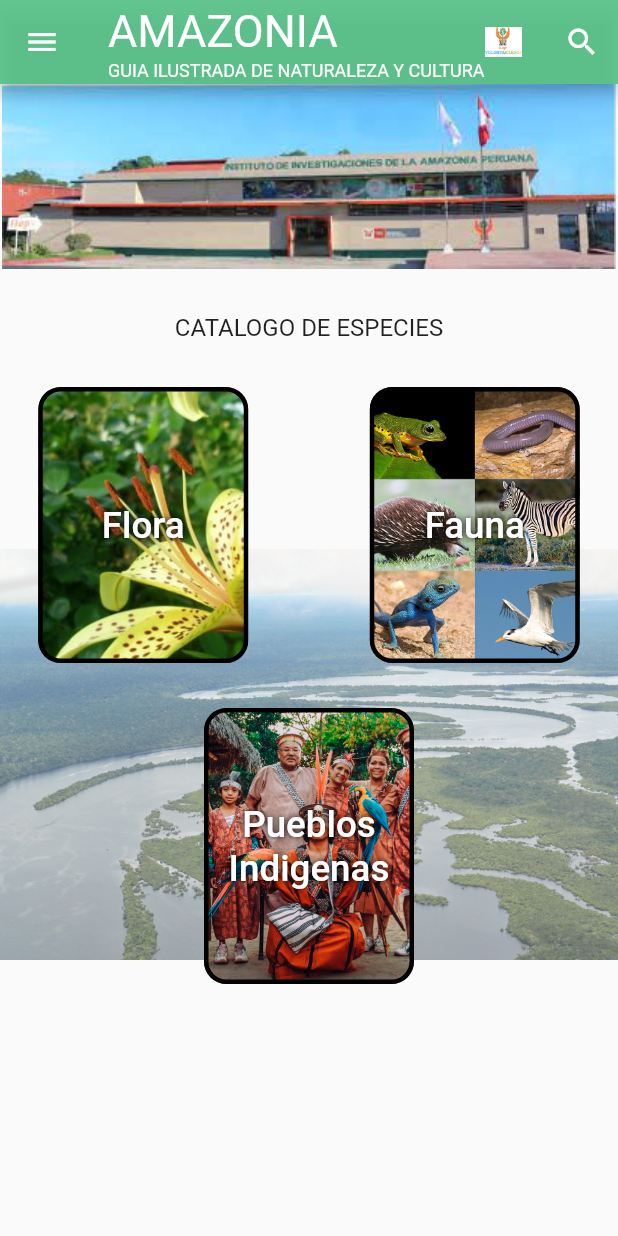
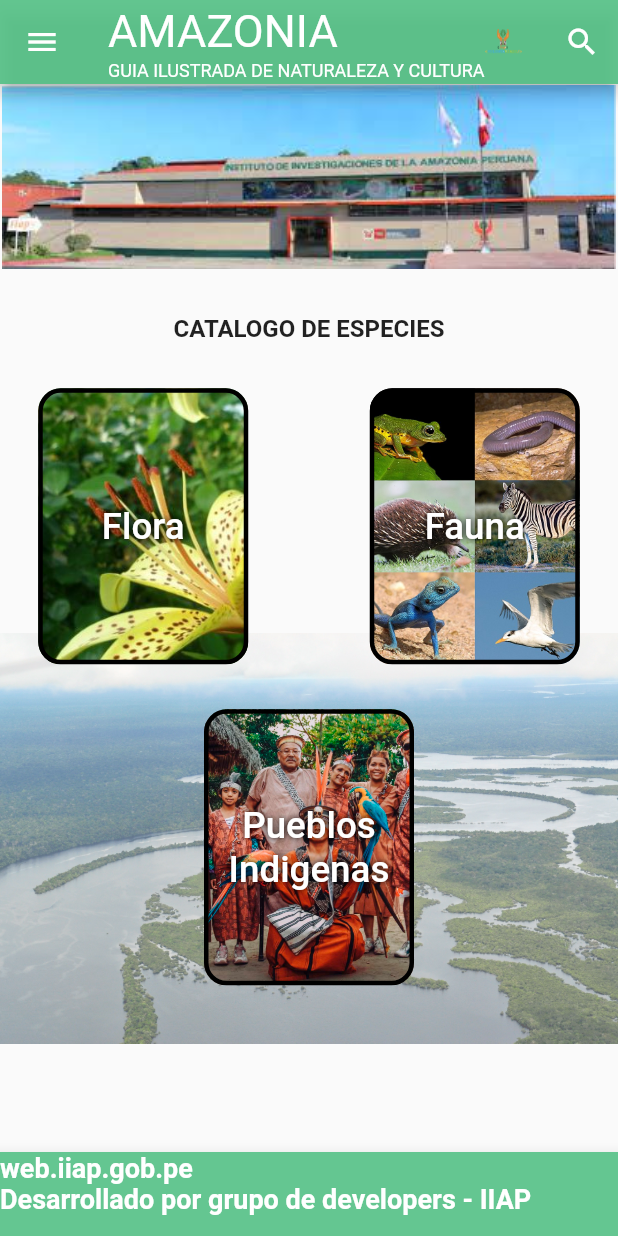
Before and after one commit to LeitoCab/Catalogo-de-especies, a Flutter app: the screen it shows after launch, on a phone screen of 412 x 824 dp. Run offline on Flutter 3.47's test engine with Material 2 defaults, Android fonts, the light colour scheme and no system bars.

Commit message:
Agregue el app bar inferior y falta modificar la imagen del appbar normal

```diff
--- /dev/null
+++ b/catalogo_de_especies2/lib/Appbarinf.dart
@@ -0,0 +1,45 @@
+import 'package:flutter/material.dart';
+
+class MyBottomAppBar extends StatelessWidget implements PreferredSizeWidget {
+  final String web;
+  final String desarrollado;
+
+  const MyBottomAppBar(
+      {super.key, required this.web, required this.desarrollado});
+
+  @override
+  Widget build(BuildContext context) {
+    return BottomAppBar(
+      child: Container(
+        height: preferredSize.height,
+        color: const Color(0xe552c084),
+        child: Row(
+          children: [
+            Column(
+              crossAxisAlignment: CrossAxisAlignment.start,
+              children: <Widget>[
+                Text(
+                  web,
+                  style: const TextStyle(
+                      fontSize: 18.0,
+                      fontWeight: FontWeight.bold,
+                      color: Color(0xffffffff)),
+                ),
+                Text(
+                  desarrollado,
+                  style: const TextStyle(
+                      fontSize: 18.0,
+                      fontWeight: FontWeight.bold,
+                      color: Color(0xffffffff)),
+                ),
+              ],
+            )
+          ],
+        ),
+      ),
+    );
+  }
+
+  @override
+  Size get preferredSize => const Size.fromHeight(kToolbarHeight);
+}
--- a/catalogo_de_especies2/lib/Pages/page_flora.dart
+++ b/catalogo_de_especies2/lib/Pages/page_flora.dart
@@ -1,4 +1,3 @@
-
 import 'package:flutter/material.dart';
 
 class Flora extends StatefulWidget {
@@ -11,15 +10,15 @@ class Flora extends StatefulWidget {
 class _FloraState extends State<Flora> {
   @override
   Widget build(BuildContext context) {
-    return new Scaffold(
+    return Scaffold(
       appBar: AppBar(
-        title: new Text(
+        title: const Text(
           'Flora',
           style: TextStyle(color: Colors.white),
         ),
-        backgroundColor: Color(0xe552c084),
+        backgroundColor: const Color(0xe552c084),
       ),
-      body: Center(child: Text('Hola')),
+      body: const Center(child: Text('Hola')),
     );
   }
 }
--- a/catalogo_de_especies2/lib/main.dart
+++ b/catalogo_de_especies2/lib/main.dart
@@ -1,3 +1,4 @@
+import 'package:catalogo_de_especies2/Appbarinf.dart';
 import 'package:catalogo_de_especies2/Pages/page_flora.dart';
 import 'package:flutter/material.dart';
 import 'package:catalogo_de_especies2/home_botons.dart';
@@ -52,34 +53,35 @@ class HomePage extends StatelessWidget {
                 ]),
             Expanded(
               child: Image.asset(
-                  'assets/image 1.jpg',
-                  width: 40.0,
-                  height: 40.0,
+                'assets/voluntariado.png',
               ),
-              )
+            ),
           ],
         ),
         actions: [
           IconButton(onPressed: () {}, icon: Icon(Icons.search)),
         ],
-          leading: IconButton(onPressed: () {}, icon: Icon(Icons.menu)),
-          backgroundColor: Color(0xe552c084),
+        leading: IconButton(onPressed: () {}, icon: const Icon(Icons.menu)),
+        backgroundColor: const Color(0xe552c084),
       ),
-        body: Column(
+      body: ListView(
         children: [
           Image.asset(
             'assets/descarga.jpg',
           ),
-            SizedBox(
+          const SizedBox(
             height: 30,
           ),
-            Center(
+          const Center(
             child: Text(
               'CATALOGO DE ESPECIES',
-                style: TextStyle(fontSize: 16),
+              style: TextStyle(
+                fontSize: 16,
+                fontWeight: FontWeight.bold,
               ),
             ),
-            SizedBox(
+          ),
+          const SizedBox(
             height: 30,
           ),
           Stack(children: [
@@ -87,14 +89,14 @@ class HomePage extends StatelessWidget {
               opacity: 0.6,
               child: Image.asset(
                 'assets/Amazonia.jpg',
-                  height: 490,
+                height: 600,
               ),
             ),
             Column(
               children: <Widget>[
                 Row(
                     mainAxisAlignment: MainAxisAlignment.spaceEvenly,
-                      children: [
+                    children: const [
                       homeboton(
                         imagen: 'assets/Flora.jpg',
                         texto: 'Flora',
@@ -109,10 +111,10 @@ class HomePage extends StatelessWidget {
                         presionar: Fauna(),
                       )
                     ]),
-                  SizedBox(
+                const SizedBox(
                   height: 30.0,
                 ),
-                  Center(
+                const Center(
                     child: homeboton(
                   imagen: 'assets/pueblos_indigenas.jpg',
                   texto: 'Pueblos Indigenas',
@@ -122,6 +124,10 @@ class HomePage extends StatelessWidget {
             )
           ])
         ],
-        ));
+      ),
+      bottomNavigationBar: const MyBottomAppBar(
+          web: "web.iiap.gob.pe",
+          desarrollado: "Desarrollado por grupo de developers - IIAP"),
+    );
   }
 }
```
Also changed, not shown: catalogo_de_especies2/assets/image 1.jpg (deleted), catalogo_de_especies2/assets/voluntariado.png (added). Lines whose indentation alone changed are shown as unchanged.
